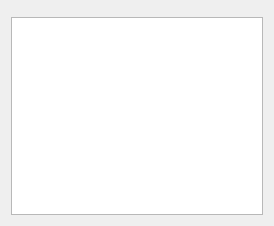
Before: the Qt Designer form QT_Project/Forms/LogViewWidget.ui in Dingola/Qt-LogViewer, drawn with Qt 5.
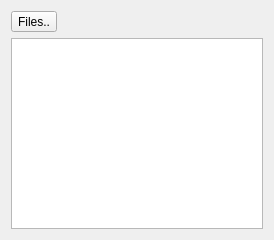
After: the same form once the commit is applied. Custom widgets are drawn as their Qt base class.

Commit message: feat(view): add “Files in View” menu with show-only, toggle visibility, remove

```diff
--- a/QT_Project/Forms/LogViewWidget.ui
+++ b/QT_Project/Forms/LogViewWidget.ui
@@ -7,7 +7,7 @@
     <x>0</x>
     <y>0</y>
     <width>274</width>
-    <height>226</height>
+    <height>240</height>
    </rect>
   </property>
   <property name="windowTitle">
@@ -15,7 +15,18 @@
   </property>
   <layout class="QVBoxLayout" name="verticalLayout">
    <item>
-    <widget class="LogFilterWidget" name="logFilterWidget" native="true"/>
+    <layout class="QHBoxLayout" name="horizontalLayoutTop">
+     <item>
+      <widget class="QToolButton" name="filesInViewToolButton">
+       <property name="text">
+        <string>Files..</string>
+       </property>
+      </widget>
+     </item>
+     <item>
+      <widget class="LogFilterWidget" name="logFilterWidget" native="true"/>
+     </item>
+    </layout>
    </item>
    <item>
     <widget class="LogTableView" name="logTableView"/>
```
The commit also changes 2 other files.
